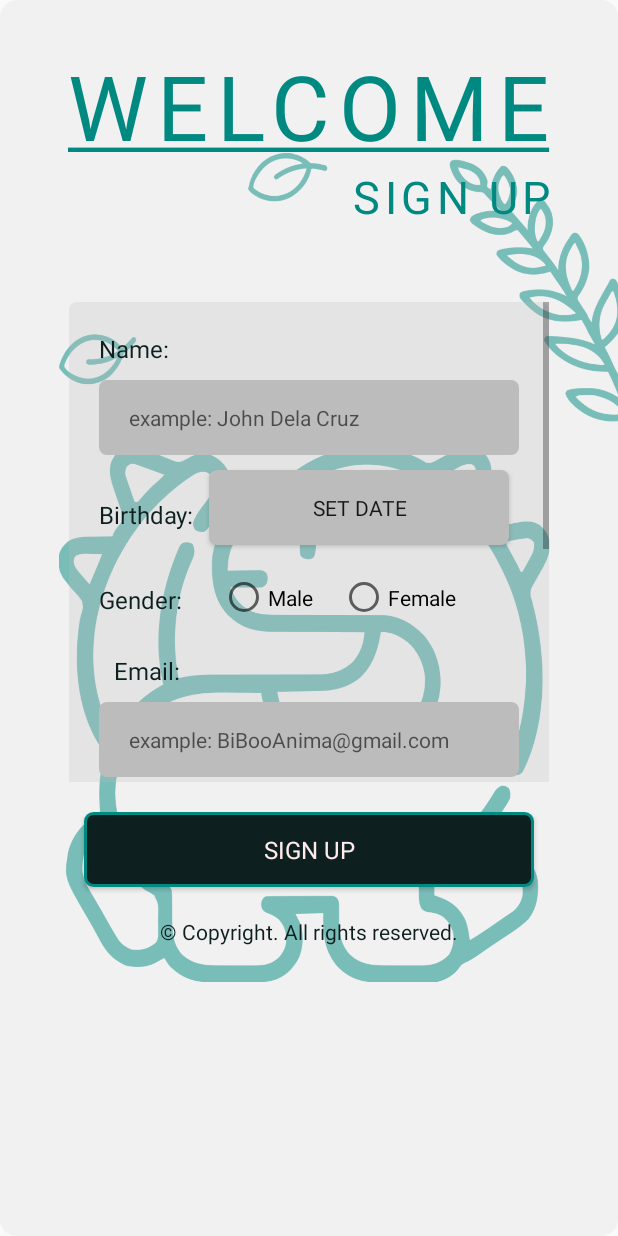
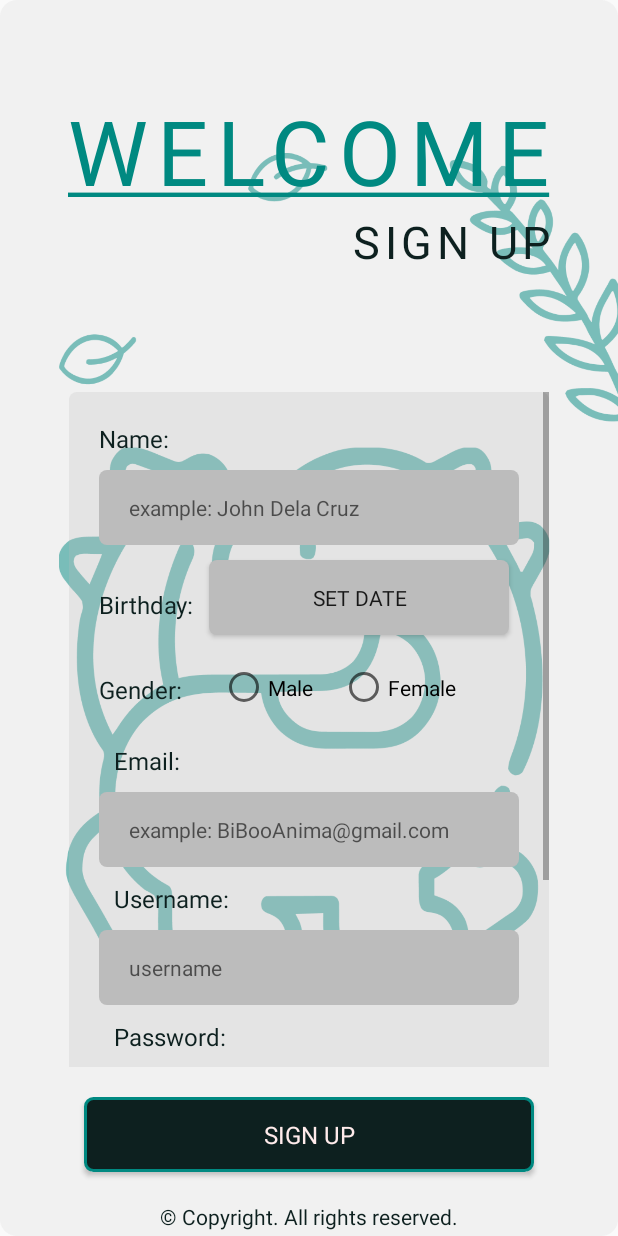
Before and after one commit to aelaaa/biboo-org, an Android app: the layout acitvity_signup.xml on its own in the app's theme, with its tools: preview values and no code run, on a phone screen of 412 x 824 dp. Run offline under Robolectric (Android 15) with nearby library versions, the phone set to English and light mode, and no system bars; Roboto replaces fonts that are not available here.

Commit message:
update on signup xml

```diff
--- a/app/src/main/res/layout/acitvity_signup.xml
+++ b/app/src/main/res/layout/acitvity_signup.xml
@@ -11,7 +11,7 @@
         android:id="@+id/linearLayout"
         android:layout_width="wrap_content"
         android:layout_height="wrap_content"
-        android:layout_marginTop="30dp"
+        android:layout_marginTop="60dp"
         android:orientation="vertical"
         app:layout_constraintEnd_toEndOf="parent"
         app:layout_constraintStart_toStartOf="parent"
@@ -37,7 +37,7 @@
             android:fontFamily="@font/roboto"
             android:letterSpacing="0.1"
             android:text="@string/signup"
-            android:textColor="@color/header"
+            android:textColor="@color/subhead"
             android:textSize="30sp"
             android:elevation="10dp"/>
 
@@ -46,8 +46,8 @@
     <LinearLayout
         android:id="@+id/linearLayout2"
         android:layout_width="wrap_content"
-        android:layout_height="320dp"
-        android:layout_marginTop="50dp"
+        android:layout_height="450dp"
+        android:layout_marginTop="80dp"
         android:orientation="vertical"
         app:layout_constraintEnd_toEndOf="parent"
         app:layout_constraintStart_toStartOf="parent"
```
